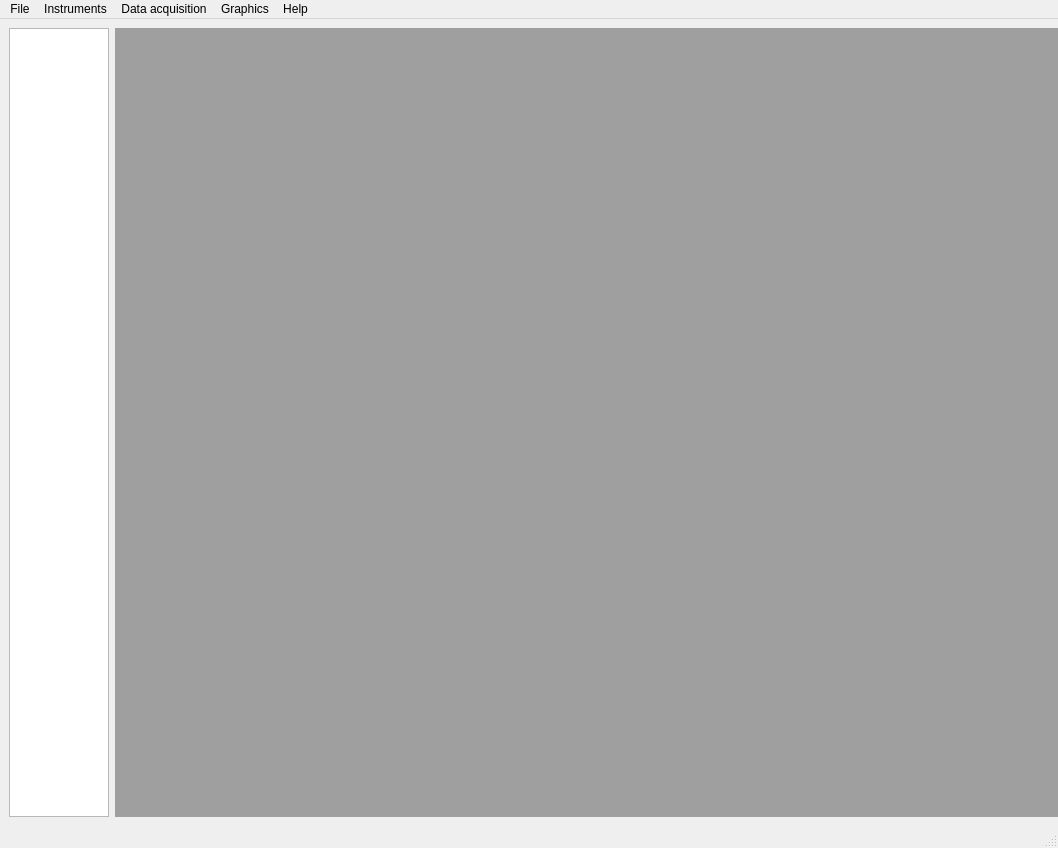
The window that program/gui/windows/main.ui (HarmlessmanArs/OCT_newest_program) describes before a commit, drawn with Qt 5.
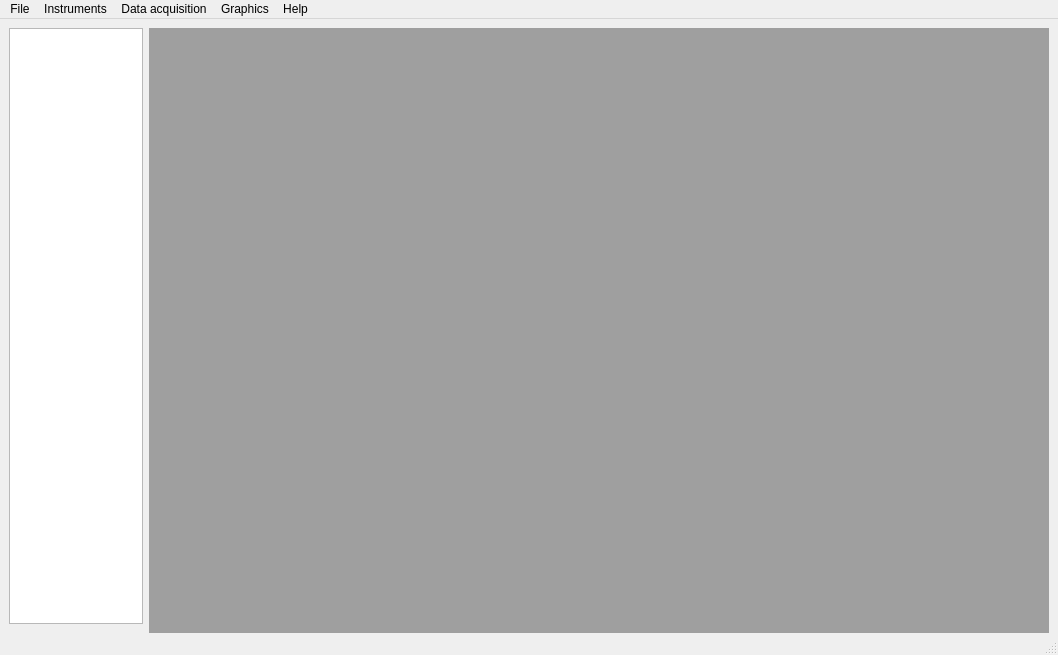
The same window after the commit.

The edit to the form file:
```diff
--- a/program/gui/windows/main.ui
+++ b/program/gui/windows/main.ui
@@ -7,7 +7,7 @@
     <x>0</x>
     <y>0</y>
     <width>1058</width>
-    <height>848</height>
+    <height>655</height>
    </rect>
   </property>
   <property name="minimumSize">
@@ -43,7 +43,7 @@
      <widget class="QMdiArea" name="widgets_area">
       <property name="minimumSize">
        <size>
-        <width>1060</width>
+        <width>900</width>
         <height>676</height>
        </size>
       </property>
@@ -59,7 +59,7 @@
       </property>
       <property name="maximumSize">
        <size>
-        <width>350</width>
+        <width>200</width>
         <height>16777215</height>
        </size>
       </property>
```
